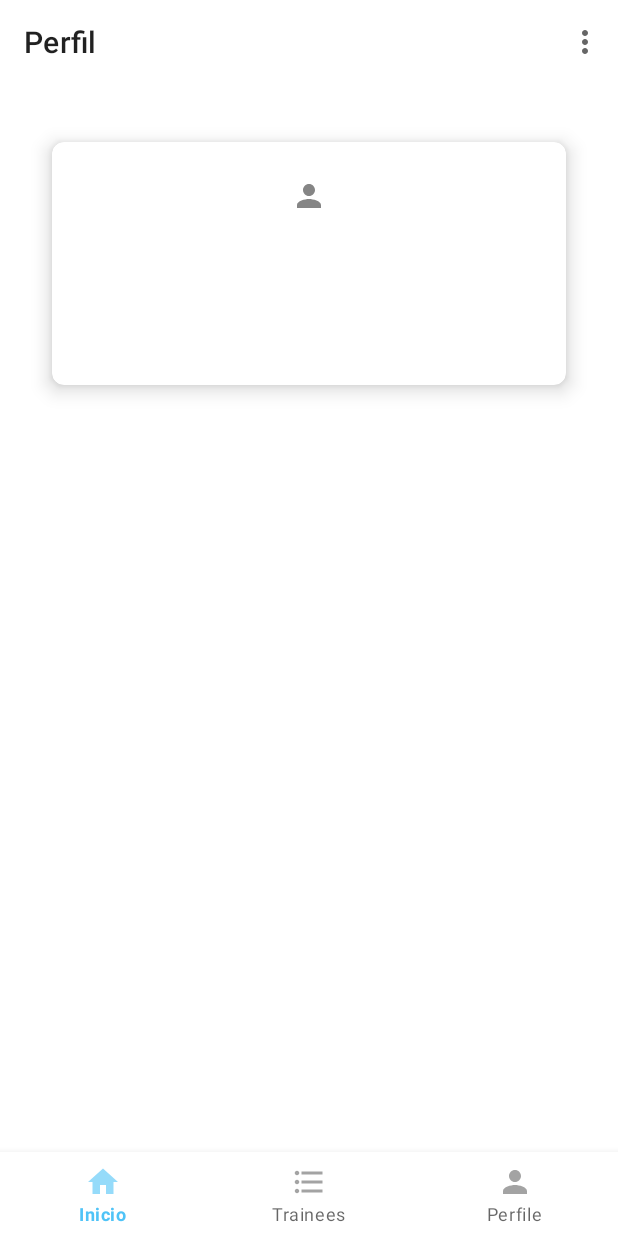
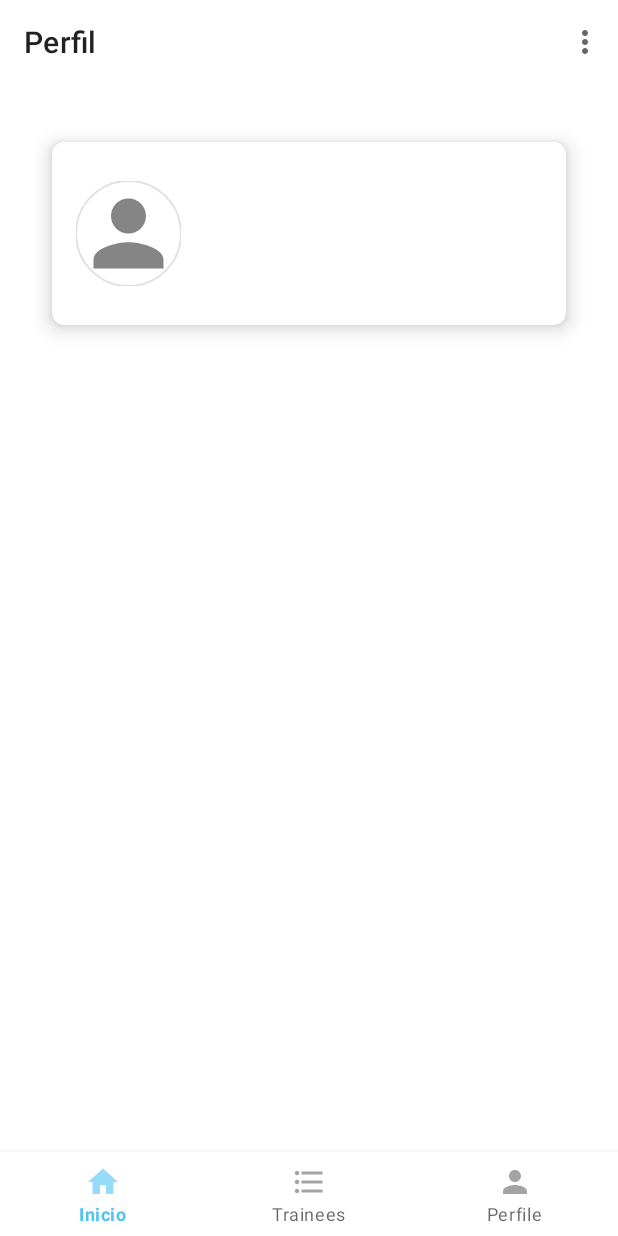
Before and after one commit to ferrariagustin/TraiLead, an Android app: the LeaderProfileFragment screen opened through its navigation route, on a phone screen of 412 x 824 dp. Run offline under Robolectric (Android 15) with nearby library versions, the phone set to English and light mode, and no system bars; our stand-ins replace Room's generated code, data binding.

Commit message:
modify image in profile leader

```diff
--- a/app/src/main/res/layout/leader_profile_fragment.xml
+++ b/app/src/main/res/layout/leader_profile_fragment.xml
@@ -27,6 +27,7 @@
             android:layout_width="match_parent"
             android:layout_height="wrap_content"
             android:layout_margin="@dimen/margin_long"
+            android:padding="@dimen/margin_small"
             android:theme="@style/Theme.TraiLead"
             app:cardCornerRadius="@dimen/card_elevation_default_shadow"
             app:cardElevation="@dimen/card_elevation_default_shadow"
@@ -36,19 +37,21 @@
             app:layout_constraintTop_toBottomOf="@id/leader_profile_toolbar">
 
             <androidx.constraintlayout.widget.ConstraintLayout
-                android:padding="@dimen/margin_small"
                 android:layout_width="match_parent"
-                android:layout_height="match_parent">
+                android:layout_height="match_parent"
+                android:padding="@dimen/margin_small">
 
-                <androidx.appcompat.widget.AppCompatImageView
+                <com.google.android.material.imageview.ShapeableImageView
                     android:id="@+id/image_profile_id"
-                    android:layout_width="wrap_content"
-                    android:layout_height="wrap_content"
-                    android:layout_margin="@dimen/margin_medium"
+                    android:layout_width="70dp"
+                    android:layout_height="70dp"
+                    android:layout_marginStart="@dimen/margin_small"
                     android:src="@drawable/ic_profile"
-                    app:layout_constraintEnd_toEndOf="parent"
+                    app:layout_constraintBottom_toBottomOf="parent"
                     app:layout_constraintStart_toStartOf="parent"
-                    app:layout_constraintTop_toTopOf="parent" />
+                    app:layout_constraintTop_toTopOf="parent"
+                    app:shapeAppearanceOverlay="@style/roundedImageViewRounded"
+                    app:strokeWidth="1dp" />
 
                 <com.google.android.material.textview.MaterialTextView
                     android:id="@+id/name_label_id"
@@ -57,8 +60,8 @@
                     android:layout_height="wrap_content"
                     android:layout_margin="@dimen/margin_medium"
                     android:text="@={homeLeaderViewModel.nameUser}"
-                    app:layout_constraintStart_toStartOf="parent"
-                    app:layout_constraintTop_toBottomOf="@id/image_profile_id" />
+                    app:layout_constraintStart_toEndOf="@id/image_profile_id"
+                    app:layout_constraintTop_toTopOf="parent" />
 
                 <com.google.android.material.textview.MaterialTextView
                     android:id="@+id/last_name_label_id"
@@ -67,7 +70,7 @@
                     android:layout_height="wrap_content"
                     android:layout_margin="@dimen/margin_medium"
                     android:text="@={homeLeaderViewModel.lastNameUser}"
-                    app:layout_constraintStart_toStartOf="parent"
+                    app:layout_constraintStart_toEndOf="@id/image_profile_id"
                     app:layout_constraintTop_toBottomOf="@id/name_label_id" />
 
                 <com.google.android.material.textview.MaterialTextView
@@ -77,7 +80,7 @@
                     android:layout_height="wrap_content"
                     android:layout_margin="@dimen/margin_medium"
                     android:text="@={homeLeaderViewModel.emailUser}"
-                    app:layout_constraintStart_toStartOf="parent"
+                    app:layout_constraintStart_toEndOf="@id/image_profile_id"
                     app:layout_constraintTop_toBottomOf="@id/last_name_label_id" />
             </androidx.constraintlayout.widget.ConstraintLayout>
 
--- /dev/null
+++ b/app/src/main/res/values/style.xml
@@ -0,0 +1,7 @@
+<?xml version="1.0" encoding="utf-8"?>
+<resources>
+    <style name="roundedImageViewRounded">
+        <item name="cornerFamily">rounded</item>
+        <item name="cornerSize">50%</item>
+    </style>
+</resources>
```
